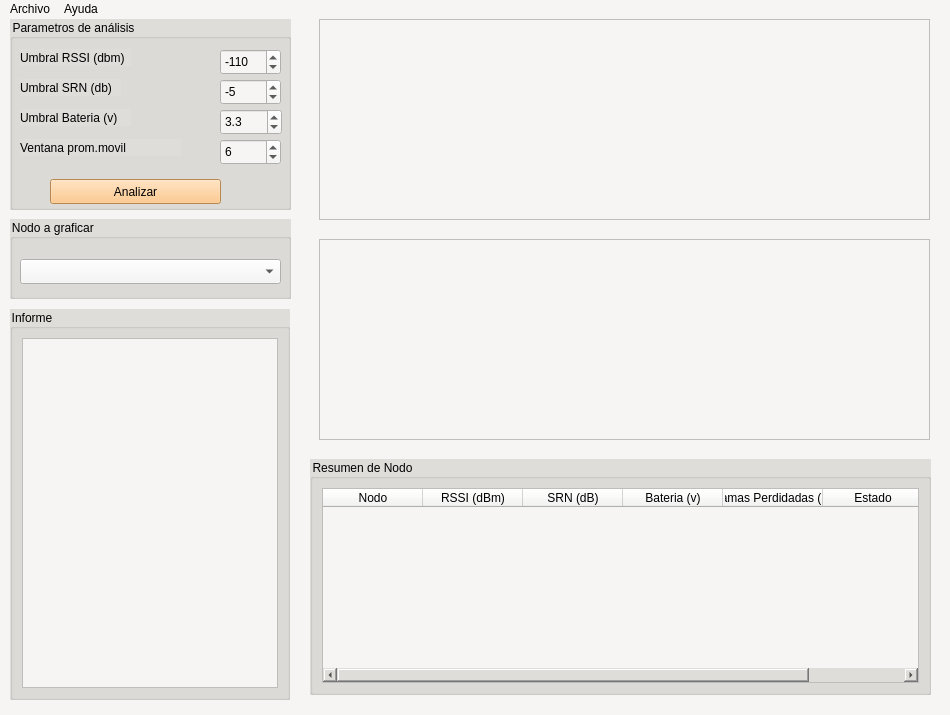
Before: the Qt Designer form ui_sensores_LoRaWan.ui in FrenchiGod/Sensores-_Agricolas_-LoRaWan, drawn with Qt 5.
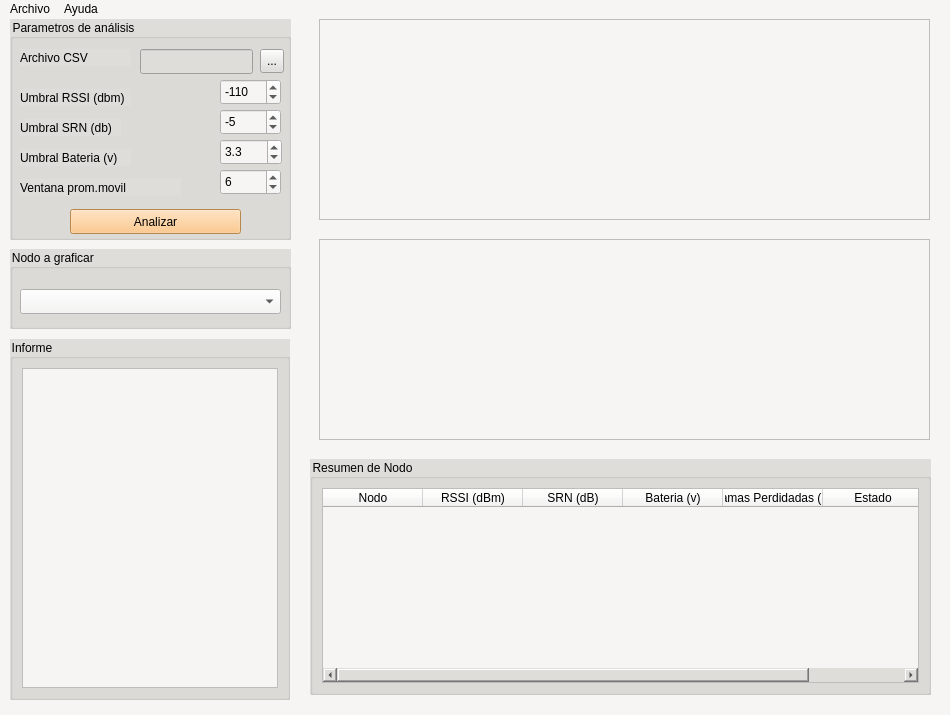
After: the same form once the commit is applied.

Commit message: se agrego buscador de archivos y acceso directo de abrir o cerrar archivo

```diff
--- a/ui_sensores_LoRaWan.ui
+++ b/ui_sensores_LoRaWan.ui
@@ -23,7 +23,7 @@
       <x>10</x>
       <y>0</y>
       <width>281</width>
-      <height>191</height>
+      <height>221</height>
      </rect>
     </property>
     <property name="styleSheet">
@@ -36,7 +36,7 @@
      <property name="geometry">
       <rect>
        <x>10</x>
-       <y>30</y>
+       <y>70</y>
        <width>111</width>
        <height>17</height>
       </rect>
@@ -49,7 +49,7 @@
      <property name="geometry">
       <rect>
        <x>10</x>
-       <y>60</y>
+       <y>100</y>
        <width>101</width>
        <height>17</height>
       </rect>
@@ -62,7 +62,7 @@
      <property name="geometry">
       <rect>
        <x>10</x>
-       <y>90</y>
+       <y>130</y>
        <width>111</width>
        <height>17</height>
       </rect>
@@ -75,7 +75,7 @@
      <property name="geometry">
       <rect>
        <x>10</x>
-       <y>120</y>
+       <y>160</y>
        <width>161</width>
        <height>17</height>
       </rect>
@@ -88,7 +88,7 @@
      <property name="geometry">
       <rect>
        <x>210</x>
-       <y>30</y>
+       <y>60</y>
        <width>61</width>
        <height>26</height>
       </rect>
@@ -110,7 +110,7 @@
      <property name="geometry">
       <rect>
        <x>210</x>
-       <y>60</y>
+       <y>90</y>
        <width>61</width>
        <height>26</height>
       </rect>
@@ -132,7 +132,7 @@
      <property name="geometry">
       <rect>
        <x>210</x>
-       <y>90</y>
+       <y>120</y>
        <width>62</width>
        <height>26</height>
       </rect>
@@ -154,7 +154,7 @@
      <property name="geometry">
       <rect>
        <x>210</x>
-       <y>120</y>
+       <y>150</y>
        <width>61</width>
        <height>26</height>
       </rect>
@@ -175,8 +175,8 @@
     <widget class="QPushButton" name="pushButton">
      <property name="geometry">
       <rect>
-       <x>40</x>
-       <y>160</y>
+       <x>60</x>
+       <y>190</y>
        <width>171</width>
        <height>25</height>
       </rect>
@@ -188,12 +188,51 @@
       <string>Analizar</string>
      </property>
     </widget>
+    <widget class="QLabel" name="label_5">
+     <property name="geometry">
+      <rect>
+       <x>10</x>
+       <y>30</y>
+       <width>111</width>
+       <height>17</height>
+      </rect>
+     </property>
+     <property name="text">
+      <string>Archivo CSV</string>
+     </property>
+    </widget>
+    <widget class="QLineEdit" name="lineEdit">
+     <property name="geometry">
+      <rect>
+       <x>130</x>
+       <y>30</y>
+       <width>113</width>
+       <height>25</height>
+      </rect>
+     </property>
+     <property name="readOnly">
+      <bool>true</bool>
+     </property>
+    </widget>
+    <widget class="QToolButton" name="toolButton">
+     <property name="geometry">
+      <rect>
+       <x>250</x>
+       <y>30</y>
+       <width>24</width>
+       <height>24</height>
+      </rect>
+     </property>
+     <property name="text">
+      <string>...</string>
+     </property>
+    </widget>
    </widget>
    <widget class="QGroupBox" name="Nodo">
     <property name="geometry">
      <rect>
       <x>10</x>
-      <y>200</y>
+      <y>230</y>
       <width>281</width>
       <height>80</height>
      </rect>
@@ -222,9 +261,9 @@
     <property name="geometry">
      <rect>
       <x>10</x>
-      <y>290</y>
+      <y>320</y>
       <width>280</width>
-      <height>391</height>
+      <height>361</height>
      </rect>
     </property>
     <property name="styleSheet">
```
Left out of the diff: 14 changed lines with no effect on the pictures.
